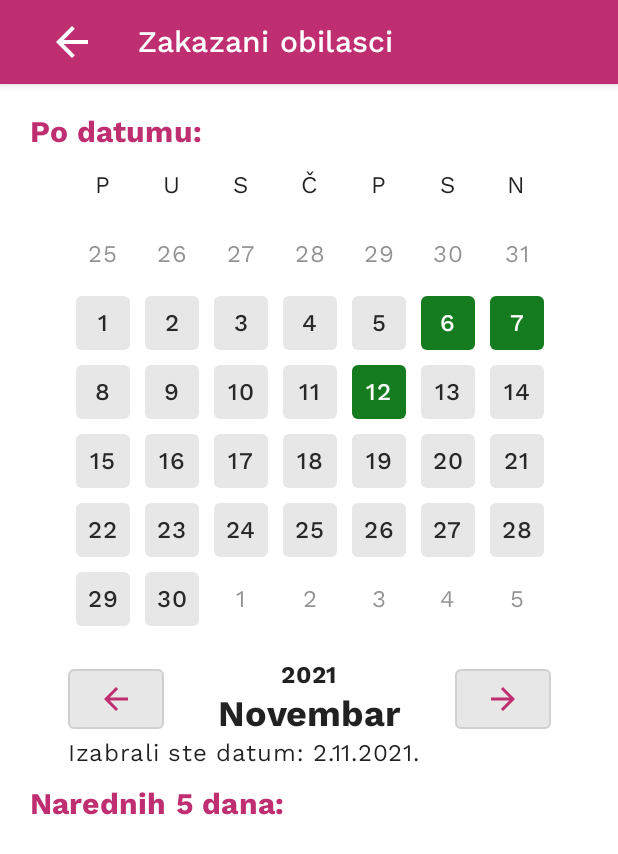
After one commit to dragana98/SkuciSe-App, an Android app built with Jetpack Compose: the ScheduledToursScreen screen opened through its navigation route, on a phone screen of 412 x 824 dp. The commit adds this screen. Shown: the top 854 px of the screen. Run offline under Robolectric (Android 15) with nearby library versions, the phone set to English and light mode, and no system bars.

Commit message:
#12 Dodata stranica ScheduledTours i navigacija

```diff
--- a/src/SkuciSe/app/src/main/java/com/blackbyte/skucise/MainActivity.kt
+++ b/src/SkuciSe/app/src/main/java/com/blackbyte/skucise/MainActivity.kt
@@ -21,6 +21,7 @@ class MainActivity : ComponentActivity() {
             SkuciSeTheme {
                 val navController = rememberNavController()
                 AppNavigator(navController = navController)
+
             }
         }
     }
@@ -76,6 +77,11 @@ class MainActivity : ComponentActivity() {
                 launchSingleTop = true
             }
         }
+        var toScheduledTours = fun(){
+            navController.navigate(route = "scheduledTours"){
+                launchSingleTop = true
+            }
+        }
 
 
         //                                           v~~~~~ CHANGE THIS TO REFLECT IF USER IS LOGGED IN OR NOT
@@ -112,7 +118,7 @@ class MainActivity : ComponentActivity() {
                         DrawerEntry(
                             label = "Zakazani obilasci",
                             icon = Icons.Filled.DateRange,
-                            onTap = { /* TODO */}
+                            onTap = {toScheduledTours()}
                         ),
                         DrawerEntry(
                             label = "Podešavanja",
@@ -162,6 +168,11 @@ class MainActivity : ComponentActivity() {
             composable("welcome") {
                 WelcomeScreen(navigateToSignUp = toSignUp, navigateToLogin = toLogin)
             }
+            composable("scheduledTours"){
+                ScheduledToursScreen(
+                    returnToPreviousScreen = returnToPreviousScreen
+                )
+            }
         }
     }
 }
--- /dev/null
+++ b/src/SkuciSe/app/src/main/java/com/blackbyte/skucise/screens/ScheduledToursScreen.kt
@@ -0,0 +1,100 @@
+package com.blackbyte.skucise.screens
+
+import androidx.compose.foundation.*
+import androidx.compose.foundation.layout.*
+import androidx.compose.foundation.lazy.LazyColumn
+import androidx.compose.foundation.shape.RoundedCornerShape
+import androidx.compose.material.*
+import androidx.compose.material.icons.Icons
+import androidx.compose.material.icons.filled.ArrowForward
+import androidx.compose.runtime.*
+import androidx.compose.ui.Alignment
+import androidx.compose.ui.Modifier
+import androidx.compose.ui.draw.clip
+import androidx.compose.ui.graphics.Color
+import androidx.compose.ui.layout.ContentScale
+import androidx.compose.ui.res.painterResource
+import androidx.compose.ui.text.font.FontWeight
+import androidx.compose.ui.text.style.TextAlign
+import androidx.compose.ui.tooling.preview.Preview
+import androidx.compose.ui.unit.dp
+import androidx.compose.ui.unit.sp
+import com.blackbyte.skucise.R
+import com.blackbyte.skucise.components.DatePickerGrid
+import com.blackbyte.skucise.components.NavTopBar
+import com.blackbyte.skucise.data.Ad
+import com.blackbyte.skucise.ui.theme.SkuciSeTheme
+import java.time.LocalDate
+
+@Composable
+fun ScheduledToursScreen(returnToPreviousScreen: () -> Unit){
+
+    Scaffold(
+        topBar = { NavTopBar("Zakazani obilasci", returnToPreviousScreen = returnToPreviousScreen) },
+        backgroundColor = MaterialTheme.colors.background
+    ) {
+
+        Column(
+            modifier = Modifier
+                .padding(20.dp)
+                .fillMaxHeight()
+                .verticalScroll(rememberScrollState())
+        ){
+            var pickedDate by remember {
+                mutableStateOf(LocalDate.now())
+            }
+
+            Text(
+                text = "Po datumu:",
+                style = MaterialTheme.typography.h6.copy(fontWeight = FontWeight.Bold),
+                color = MaterialTheme.colors.primary
+            )
+
+            Box (
+                contentAlignment = Alignment.TopCenter,
+                modifier = Modifier.fillMaxSize()
+            ) {
+                Column {
+                    DatePickerGrid(
+                        date = LocalDate.of(2021, 11, 14),
+                        highlighted = listOf(
+                            LocalDate.of(2021, 11, 6),
+                            LocalDate.of(2021, 11, 7),
+                            LocalDate.of(2021, 11, 12)
+                        ),
+                        onDateSelected = { t : LocalDate? -> pickedDate = t}
+                    )
+                    if(pickedDate != null) {
+                        Text("Izabrali ste datum: ${pickedDate.dayOfMonth}.${pickedDate.monthValue}.${pickedDate.year}.")
+                    } else {
+                        Text("Izaberite datum.")
+                    }
+
+                }
+            } // end
+
+            Spacer(modifier = Modifier.size(10.dp))
+
+            Text(
+                text = "Narednih 5 dana:",
+                style = MaterialTheme.typography.h6.copy(fontWeight = FontWeight.Bold),
+                color = MaterialTheme.colors.primary
+            )
+            /*
+
+            Dodati oglas
+
+             */
+
+        }
+
+    }
+}
+
+@Preview(showBackground = true)
+@Composable
+fun ScheduledToursScreenPreview () {
+    SkuciSeTheme {
+        ScheduledToursScreen({})
+    }
+}
```
